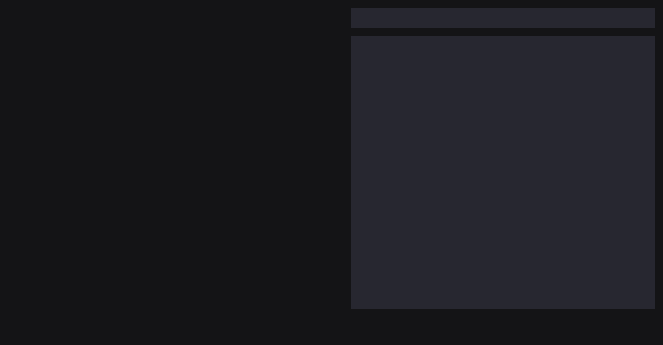
The window that plugins/testplugin/ui/tooltemplate.ui (jamestiotio/scopy) describes before a commit, drawn with Qt 5.
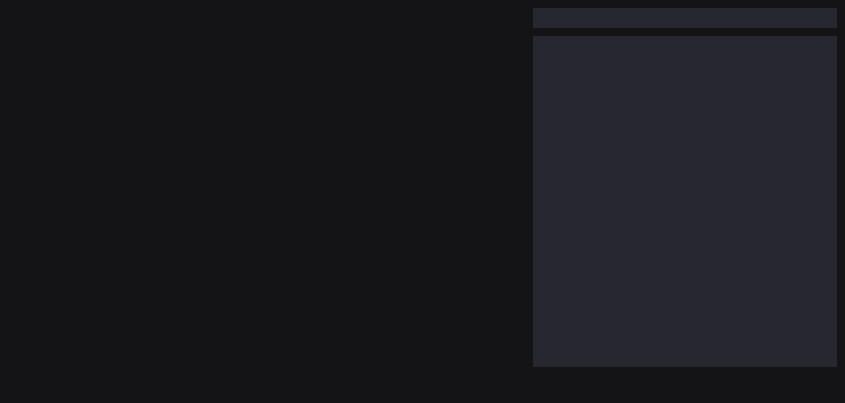
The same window after the commit. Custom widgets are drawn as their Qt base class.

```diff
--- a/plugins/testplugin/ui/tooltemplate.ui
+++ b/plugins/testplugin/ui/tooltemplate.ui
@@ -6,8 +6,8 @@
    <rect>
     <x>0</x>
     <y>0</y>
-    <width>663</width>
-    <height>345</height>
+    <width>845</width>
+    <height>403</height>
    </rect>
   </property>
   <property name="sizePolicy">
@@ -173,35 +173,24 @@
       <item>
        <widget class="scopy::MenuAnim" name="leftContainer" native="true">
         <property name="sizePolicy">
-         <sizepolicy hsizetype="Preferred" vsizetype="Expanding">
+         <sizepolicy hsizetype="Fixed" vsizetype="Expanding">
           <horstretch>0</horstretch>
           <verstretch>0</verstretch>
          </sizepolicy>
         </property>
+        <property name="minimumSize">
+         <size>
+          <width>304</width>
+          <height>0</height>
+         </size>
+        </property>
         <property name="maximumSize">
          <size>
-          <width>384</width>
+          <width>304</width>
           <height>16777215</height>
          </size>
         </property>
-        <layout class="QVBoxLayout" name="verticalLayout_2">
-         <item>
-          <spacer name="verticalSpacer">
-           <property name="orientation">
-            <enum>Qt::Vertical</enum>
-           </property>
-           <property name="sizeType">
-            <enum>QSizePolicy::Minimum</enum>
-           </property>
-           <property name="sizeHint" stdset="0">
-            <size>
-             <width>20</width>
-             <height>40</height>
-            </size>
-           </property>
-          </spacer>
-         </item>
-        </layout>
+        <layout class="QVBoxLayout" name="verticalLayout_2"/>
        </widget>
       </item>
       <item>
@@ -212,21 +201,7 @@
           <verstretch>0</verstretch>
          </sizepolicy>
         </property>
-        <layout class="QVBoxLayout" name="verticalLayout_4">
-         <item>
-          <spacer name="horizontalSpacer_3">
-           <property name="orientation">
-            <enum>Qt::Horizontal</enum>
-           </property>
-           <property name="sizeHint" stdset="0">
-            <size>
-             <width>257</width>
-             <height>20</height>
-            </size>
-           </property>
-          </spacer>
-         </item>
-        </layout>
+        <layout class="QVBoxLayout" name="verticalLayout_4"/>
        </widget>
       </item>
       <item>
@@ -252,24 +227,7 @@
         <property name="styleSheet">
          <string notr="true">background-color:/*blue*/#272730;</string>
         </property>
-        <layout class="QVBoxLayout" name="verticalLayout_3">
-         <item>
-          <spacer name="verticalSpacer_2">
-           <property name="orientation">
-            <enum>Qt::Vertical</enum>
-           </property>
-           <property name="sizeType">
-            <enum>QSizePolicy::Minimum</enum>
-           </property>
-           <property name="sizeHint" stdset="0">
-            <size>
-             <width>20</width>
-             <height>40</height>
-            </size>
-           </property>
-          </spacer>
-         </item>
-        </layout>
+        <layout class="QVBoxLayout" name="verticalLayout_3"/>
        </widget>
       </item>
      </layout>
```
